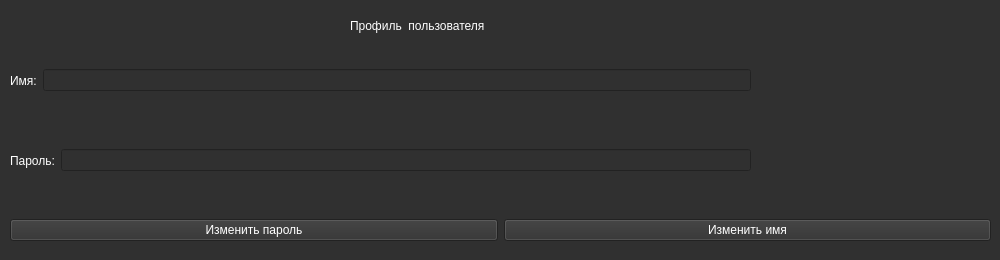
Above: profile.ui from Raxun/git_project1 before the change. Below: the same form after it.
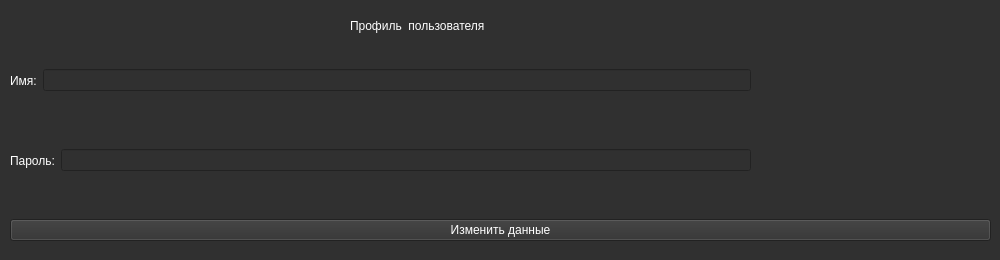
That is the form after the change.

```diff
--- a/profile.ui
+++ b/profile.ui
@@ -157,19 +157,7 @@
 font: 16pt &quot;MS Shell Dlg 2&quot;;</string>
        </property>
        <property name="text">
-        <string>Изменить пароль</string>
-       </property>
-      </widget>
-     </item>
-     <item>
-      <widget class="QPushButton" name="changename">
-       <property name="styleSheet">
-        <string notr="true">background-color: rgb(48, 48, 48);
-color: rgb(255, 255, 255);
-font: 16pt &quot;MS Shell Dlg 2&quot;;</string>
-       </property>
-       <property name="text">
-        <string>Изменить имя</string>
+        <string>Изменить данные</string>
        </property>
       </widget>
      </item>
```
Left out of the diff: 2 changed lines with no effect on the pictures.
